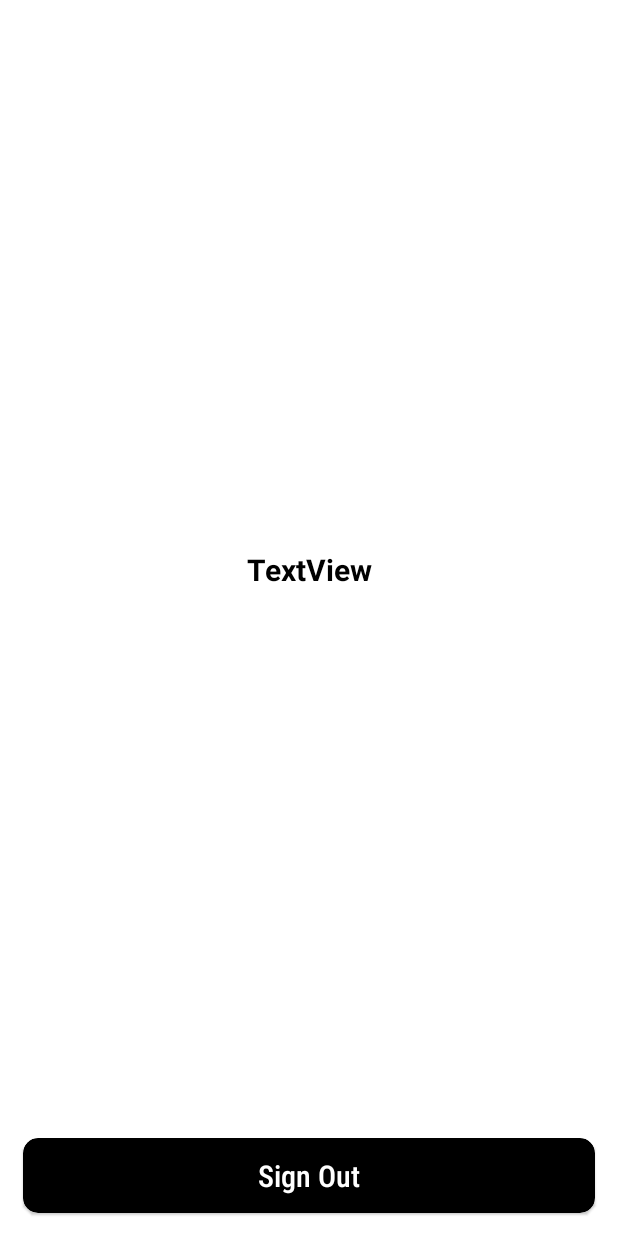
After one commit to rajkayasth/Firebase_tutorial, an Android app: the layout activity_home.xml on its own in the app's theme, with its tools: preview values and no code run, on a phone screen of 412 x 824 dp. The commit adds this screen. Run offline under Robolectric (Android 15) with nearby library versions, the phone set to English and light mode, and no system bars.

Commit message:
- Completed Google Signin

```diff
--- a/app/build.gradle
+++ b/app/build.gradle
@@ -43,6 +43,7 @@ dependencies {
     implementation 'androidx.constraintlayout:constraintlayout:2.1.4'
     implementation 'com.google.firebase:firebase-auth-ktx:21.0.8'
     implementation 'com.google.firebase:firebase-auth:21.0.8'
+    implementation 'com.google.android.gms:play-services-auth:20.3.0'
     testImplementation 'junit:junit:4.13.2'
     androidTestImplementation 'androidx.test.ext:junit:1.1.3'
     androidTestImplementation 'androidx.test.espresso:espresso-core:3.4.0'
--- /dev/null
+++ b/app/src/main/res/layout/activity_home.xml
@@ -0,0 +1,75 @@
+<?xml version="1.0" encoding="utf-8"?>
+<layout xmlns:android="http://schemas.android.com/apk/res/android"
+    xmlns:app="http://schemas.android.com/apk/res-auto"
+    xmlns:tools="http://schemas.android.com/tools">
+
+    <data>
+
+    </data>
+
+    <androidx.constraintlayout.widget.ConstraintLayout
+        android:layout_width="match_parent"
+        android:layout_height="match_parent"
+        tools:context=".HomeActivity">
+
+
+        <com.google.android.material.card.MaterialCardView
+            android:id="@+id/cardSignOut"
+            android:layout_width="match_parent"
+            android:layout_height="50dp"
+            android:layout_marginHorizontal="15dp"
+            android:layout_marginBottom="15dp"
+            app:cardBackgroundColor="@color/black"
+            android:elevation="20dp"
+            app:cardCornerRadius="10dp"
+            app:layout_constraintBottom_toBottomOf="parent"
+            app:layout_constraintEnd_toEndOf="parent"
+            app:layout_constraintStart_toStartOf="parent">
+
+            <androidx.constraintlayout.widget.ConstraintLayout
+                android:layout_width="match_parent"
+                android:layout_height="match_parent">
+
+                <com.google.android.material.textview.MaterialTextView
+                    android:id="@+id/tvSignOut"
+                    android:layout_width="wrap_content"
+                    android:layout_height="wrap_content"
+                    android:fontFamily="sans-serif-condensed-medium"
+                    android:text="@string/sign_out"
+                    android:textColor="@color/white"
+                    android:textSize="20sp"
+                    app:layout_constraintBottom_toBottomOf="parent"
+                    app:layout_constraintEnd_toEndOf="parent"
+                    app:layout_constraintStart_toStartOf="parent"
+                    app:layout_constraintTop_toTopOf="parent" />
+
+
+<!--                <com.google.android.material.imageview.ShapeableImageView-->
+<!--                    android:id="@+id/ivGoogle"-->
+<!--                    android:layout_width="30dp"-->
+<!--                    android:layout_height="30dp"-->
+<!--                    android:layout_marginStart="20dp"-->
+<!--                    android:backgroundTint="@color/black"-->
+<!--                    android:src="@drawable/google"-->
+<!--                    app:layout_constraintBottom_toBottomOf="parent"-->
+<!--                    app:layout_constraintStart_toStartOf="parent"-->
+<!--                    app:layout_constraintTop_toTopOf="parent" />-->
+            </androidx.constraintlayout.widget.ConstraintLayout>
+
+        </com.google.android.material.card.MaterialCardView>
+
+        <TextView
+            android:id="@+id/textViewEmail"
+            android:layout_width="wrap_content"
+            android:layout_height="wrap_content"
+            android:text="TextView"
+            android:textColor="@color/black"
+            android:textStyle="bold"
+            android:textSize="20sp"
+            app:layout_constraintBottom_toTopOf="@+id/cardSignOut"
+            app:layout_constraintEnd_toEndOf="parent"
+            app:layout_constraintStart_toStartOf="parent"
+            app:layout_constraintTop_toTopOf="parent" />
+
+    </androidx.constraintlayout.widget.ConstraintLayout>
+</layout>
--- /dev/null
+++ b/app/src/main/res/values-night-v23/themes.xml
@@ -0,0 +1,18 @@
+<?xml version="1.0" encoding="utf-8"?>
+<resources xmlns:tools="http://schemas.android.com/tools">
+
+    <style name="Theme.FirebaseAuthExampe" parent="Theme.MaterialComponents.Light.NoActionBar">
+        <!-- Primary brand color. -->
+        <item name="colorPrimary">@color/purple_200</item>
+        <item name="colorPrimaryVariant">@color/purple_700</item>
+        <item name="colorOnPrimary">@color/black</item>
+        <!-- Secondary brand color. -->
+        <item name="colorSecondary">@color/teal_200</item>
+        <item name="colorSecondaryVariant">@color/teal_200</item>
+        <item name="colorOnSecondary">@color/black</item>
+        <!-- Status bar color. -->
+        <item name="android:statusBarColor" tools:targetApi="l">@color/colorTransparent</item>
+        <item name="android:windowLightStatusBar">true</item>
+        <!-- Customize your theme here. -->
+    </style>
+</resources>
--- a/app/src/main/res/values-night/themes.xml
+++ b/app/src/main/res/values-night/themes.xml
@@ -10,7 +10,8 @@
         <item name="colorSecondaryVariant">@color/teal_200</item>
         <item name="colorOnSecondary">@color/black</item>
         <!-- Status bar color. -->
-        <item name="android:statusBarColor" tools:targetApi="l">@color/yellow</item>
+        <item name="android:statusBarColor" tools:targetApi="l">@color/black</item>
+<!--        <item name="android:windowLightStatusBar">true</item>-->
         <!-- Customize your theme here. -->
     </style>
     <style name="LoginTextInputOuterFieldStyle" parent="Widget.MaterialComponents.TextInputLayout.OutlinedBox">
--- a/app/src/main/res/values/colors.xml
+++ b/app/src/main/res/values/colors.xml
@@ -10,4 +10,6 @@
 
 
     <color name="yellow">#FFC801</color>
+    <color name="colorTextgrey">#F1F1F1</color>
+    <color name="colorTransparent">#0000ffff</color>
 </resources>
--- a/app/src/main/res/values/strings.xml
+++ b/app/src/main/res/values/strings.xml
@@ -6,4 +6,7 @@
     <string name="not_registered_yet_sign_up">Not Registered Yet , Sign Up !</string>
     <string name="sign_up">Sign Up</string>
     <string name="already_registered_sign_in">Already Registered , Sign In !</string>
+    <string name="lbl_or">Or</string>
+    <string name="retype_your_password">Retype Your Password</string>
+    <string name="sign_out">Sign Out</string>
 </resources>
```
Also changed, not shown: app/src/main/AndroidManifest.xml (+10 -6 lines), app/src/main/java/com/example/firebaseauthexampe/GoogleSignInActivity.kt (added, +94 -0 lines), app/src/main/java/com/example/firebaseauthexampe/HomeActivity.kt (added, +39 -0 lines), app/src/main/res/layout/activity_google_sign_in.xml (added, +75 -0 lines), app/src/main/res/layout/activity_sign_up.xml (+56 -5 lines), app/src/main/res/drawable/google.png (added), 1 other file.
